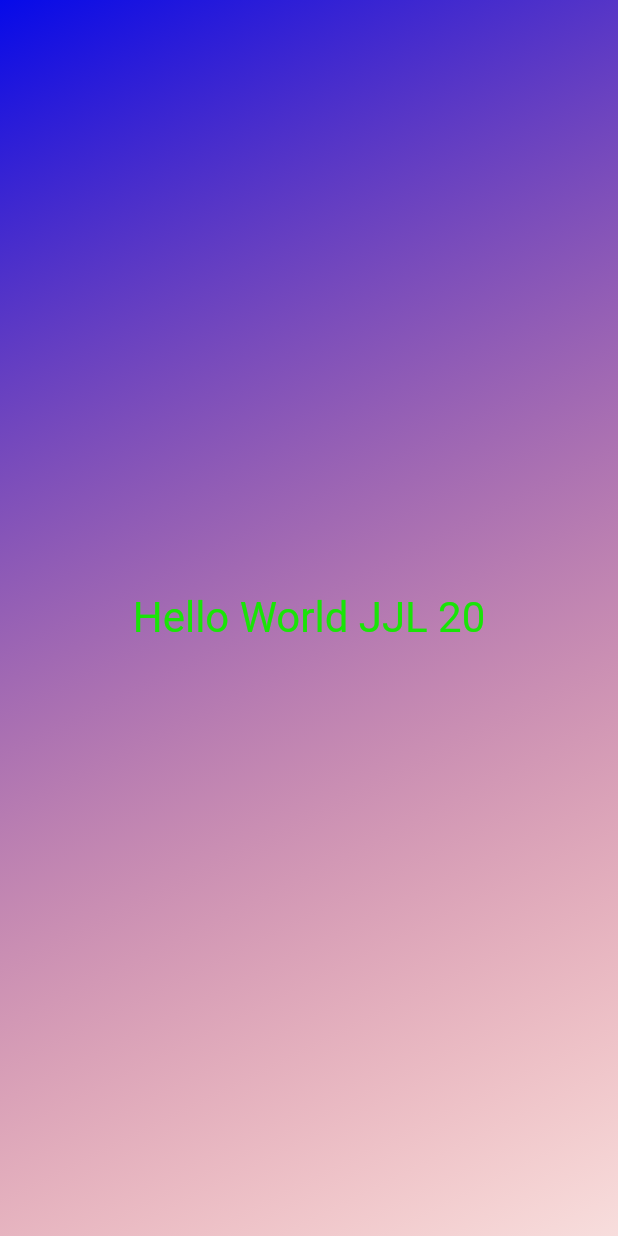
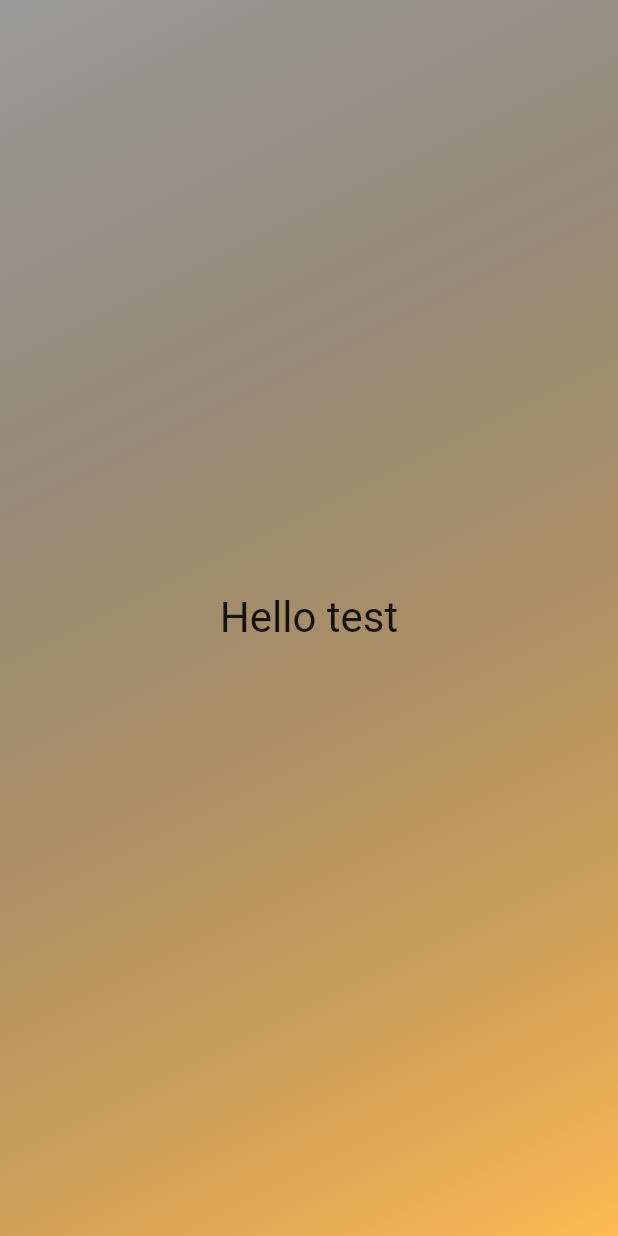
Before and after one commit to johnlillie/UDemy-Flutter, a Flutter app: the screen it shows after launch, on a phone screen of 412 x 824 dp. Run offline on Flutter 3.47's test engine with Material 2 defaults, Android fonts, the phone set to English and light mode, and no system bars.

```diff
--- a/lib/gradient_container.dart
+++ b/lib/gradient_container.dart
@@ -1,24 +1,52 @@
 import 'package:flutter/material.dart';
 import 'package:thirdapp/styled_text.dart';
 
+const startAlignment = Alignment.topLeft;
+const endAlignment = Alignment.bottomRight;
+
 class GradientContainer extends StatelessWidget {
-  const GradientContainer({super.key});
-  // initial code
+  const GradientContainer(this.color1, this.color2, {super.key});
+
+  final Color color1;
+  final Color color2;
 
   @override
   Widget build(context) {
     return Container(
-      decoration: const BoxDecoration(
+      decoration: BoxDecoration(
         gradient: LinearGradient(
-          colors: [
-            Color.fromARGB(255, 6, 10, 233),
-            Color.fromARGB(31, 228, 16, 9),
-          ],
-          begin: Alignment.topLeft,
-          end: Alignment.bottomRight,
+          colors: [color1, color2],
+          begin: startAlignment,
+          end: endAlignment,
         ),
       ),
-      child: const Center(child: StyledText()),
+      child: const Center(child: StyledText('Hello test')),
+      // child: Center(
+      // child: Image.asset('assets/images/dice-2.png'),
+      //),
     );
   }
 }
+
+// - - - - - - - - - - - - -
+// class GradientContainer extends StatelessWidget {
+//   const GradientContainer({super.key});
+//   // initial code
+
+//   @override
+//   Widget build(context) {
+//     return Container(
+//       decoration: const BoxDecoration(
+//         gradient: LinearGradient(
+//           colors: [
+//             Color.fromARGB(255, 6, 10, 233),
+//             Color.fromARGB(31, 228, 16, 9),
+//           ],
+//           begin: startAlignment,
+//           end: endAlignment,
+//         ),
+//       ),
+//       child: const Center(child: StyledText()),
+//     );
+//   }
+// }
--- a/lib/main.dart
+++ b/lib/main.dart
@@ -4,7 +4,8 @@ import 'package:thirdapp/gradient_container.dart';
 void main() {
   runApp(const MaterialApp(
     home: Scaffold(
-      body: GradientContainer(),
+      body:
+          GradientContainer(Colors.black38, Color.fromARGB(255, 255, 186, 82)),
     ),
   ));
 }
--- a/lib/styled_text.dart
+++ b/lib/styled_text.dart
@@ -1,14 +1,16 @@
 import "package:flutter/material.dart";
 
 class StyledText extends StatelessWidget {
-  const StyledText({super.key});
+  const StyledText(this.text, {super.key});
+
+  final String text;
 
   @override
   Widget build(context) {
-    return const Text(
-      'Hello World JJL 20',
-      style: TextStyle(
-        color: Color.fromARGB(255, 25, 228, 7),
+    return Text(
+      text,
+      style: const TextStyle(
+        color: Colors.black87,
         fontSize: 28,
       ),
     );
```
Also changed, not shown: pubspec.yaml (+6 -2 lines), dice-images/dice-1.png (added), dice-images/dice-2.png (added), dice-images/dice-3.png (added), dice-images/dice-4.png (added), dice-images/dice-5.png (added), dice-images/dice-6.png (added), 1 other file.
